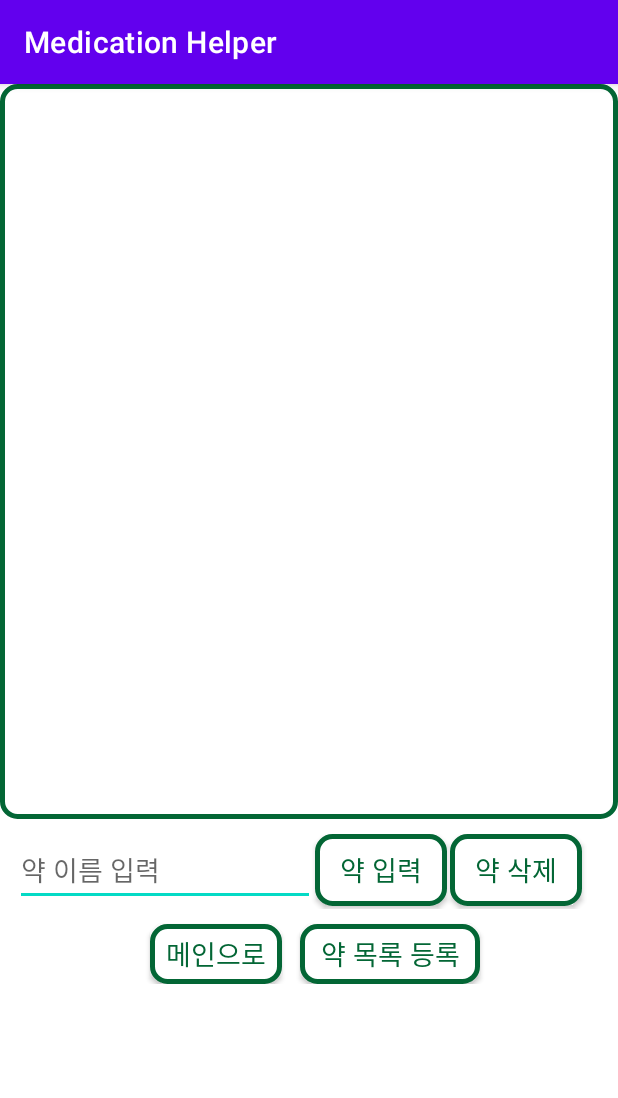
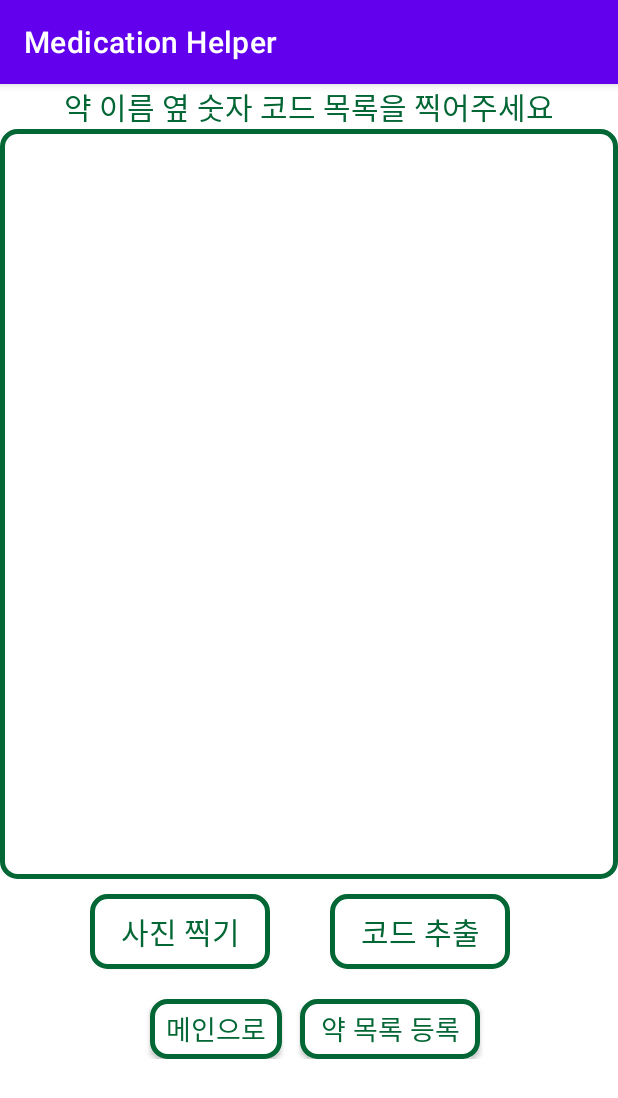
Before and after one commit to Medication-helper/Team_3_Medication-helper, an Android app: the medicRegister screen opened directly, with no data from a screen before it, on a phone screen of 412 x 824 dp. Shown: the top 1098 px of the screen. Run offline under Robolectric (Android 15) with nearby library versions, the phone set to English and light mode, and no system bars; libraries missing offline, so code that uses them is left out: com.googlecode.tesseract; pictures from the network do not load; 2 statements that could not run were skipped.

Commit message:
의약품 EDI 코드 사진 촬영 & OCR로 추출하는 과정 구현

```diff
--- a/app/build.gradle
+++ b/app/build.gradle
@@ -35,4 +35,6 @@ dependencies {
     testImplementation 'junit:junit:4.13.2'
     androidTestImplementation 'androidx.test.ext:junit:1.1.3'
     androidTestImplementation 'androidx.test.espresso:espresso-core:3.4.0'
+
+    implementation 'com.rmtheis:tess-two:9.1.0'
 }
--- a/app/src/main/java/com/cookandroid/medication_helper/medicRegister.java
+++ b/app/src/main/java/com/cookandroid/medication_helper/medicRegister.java
@@ -1,19 +1,58 @@
 package com.cookandroid.medication_helper;
 
 import android.content.Intent;
+import android.content.res.AssetManager;
+import android.graphics.Bitmap;
+import android.graphics.BitmapFactory;
+import android.graphics.Matrix;
+import android.graphics.drawable.BitmapDrawable;
+import android.media.ExifInterface;
+import android.net.Uri;
 import android.os.Bundle;
+import android.os.Environment;
+import android.provider.MediaStore;
 import android.view.View;
 import android.widget.ArrayAdapter;
 import android.widget.Button;
 import android.widget.EditText;
+import android.widget.ImageView;
 import android.widget.ListView;
+import android.widget.TextView;
 
 import androidx.appcompat.app.AppCompatActivity;
+import androidx.core.content.FileProvider;
 
+import com.googlecode.tesseract.android.TessBaseAPI;
+
+import java.io.File;
+import java.io.FileNotFoundException;
+import java.io.FileOutputStream;
+import java.io.IOException;
+import java.io.InputStream;
+import java.io.OutputStream;
+import java.text.SimpleDateFormat;
 import java.util.ArrayList;
+import java.util.Date;
 import java.util.List;
 
 public class medicRegister extends AppCompatActivity {
+
+    Bitmap image;//사용되는 이미지
+    private TessBaseAPI mTess;//Tess API REference
+    String datapath="";//언어데이터가 있는 경로
+
+    Button btnCamera;
+    ImageView imageView;
+
+    Button btnOCR;
+    TextView Stringcheck;
+
+    Uri photoUri;
+    String OCRresult;
+    private String imageFilePath;
+    static final int REQUEST_IMAGE_CAPTURE = 672;
+
+    /*스마트폰의 뒤로가기 버튼에 대한 뒤로가기 동작 구현*/
     @Override
     public void onBackPressed() {
         super.onBackPressed();
@@ -29,24 +68,50 @@ public class medicRegister extends AppCompatActivity {
         setContentView(R.layout.medicationregister);
         setTitle("Medication Helper");
 
-        ListView mediclist=(ListView)findViewById(R.id.MedicineList);//목록 출력
-        EditText medicName=(EditText) findViewById(R.id.medicedittext);//약을 입력하는 부분
-        Button medicaddbtn = (Button) findViewById(R.id.addmedicbtn);//입력버튼
-        Button medicdelbtn =(Button) findViewById(R.id.delmedicbtn);//삭제버튼
+        btnCamera=(Button) findViewById(R.id.btnPicture);
+        btnOCR=(Button)findViewById(R.id.btnOCR);
+
         Button backbtn = (Button) findViewById(R.id.backtoMain);//메인메뉴버튼
         Button medicregibtn=(Button) findViewById(R.id.regimedicbtn);//약 목록 등록 버튼
 
-        //약 목록 데이터를 가지는 String 배열 medicinelist
-        List<String> medicinelist=new ArrayList<>();
+        datapath=getFilesDir()+"/tessaract/";
 
-        //어댑터 객체 생성
-        ArrayAdapter<String> adpater = new ArrayAdapter<String>(this, android.R.layout.simple_list_item_single_choice, medicinelist);
+        checkFile(new File(datapath+"tessdata/"),"kor");
+        checkFile(new File(datapath+"tessdata/"),"eng");
 
-        //리스트뷰와 어댑터 연결
-        mediclist.setAdapter(adpater);
+        String lang="kor+eng";
 
-        //하나의 항목을 선택할 수 있도록 설정
-        mediclist.setChoiceMode(ListView.CHOICE_MODE_SINGLE);
+        mTess=new TessBaseAPI();
+        mTess.init(datapath,lang);
+
+
+        //카메라에 접근해 사진 찍는 버튼
+        btnCamera.setOnClickListener(new View.OnClickListener() {
+            @Override
+            public void onClick(View view) {
+                sendTakePhotoIntent();
+            }
+        });
+
+        //OCR로 EDI_Code 추출하는 버튼
+        btnOCR.setOnClickListener(new View.OnClickListener() {
+            @Override
+            public void onClick(View view) {
+                BitmapDrawable d=(BitmapDrawable) ((ImageView)findViewById(R.id.CameraPicture)).getDrawable();
+                image=d.getBitmap();
+
+                OCRresult=null;
+                mTess.setImage(image);
+
+                OCRresult=mTess.getUTF8Text();
+                TextView OCRTextView=(TextView) findViewById(R.id.OCRTextResult);
+                OCRTextView.setText(OCRresult);
+
+                /*String array에 줄 단위로 저장 -> 이걸로 약 데이터 생성하면 됨*/
+                String[] array=OCRresult.split("\n");
+            }
+        });
+
 
         //메인메뉴 복귀 버튼
         backbtn.setOnClickListener(new View.OnClickListener() {
@@ -56,30 +121,120 @@ public class medicRegister extends AppCompatActivity {
                 startActivity(BackToMain);
             }
         });
+    }
 
-        //약을 목록에 추가하는 버튼
-        medicaddbtn.setOnClickListener(new View.OnClickListener() {
-            @Override
-            public void onClick(View view) {
+    private int exifOrientationToDegrees(int exifOrientation) {
+        if (exifOrientation == ExifInterface.ORIENTATION_ROTATE_90) {
+            return 90;
+        } else if (exifOrientation == ExifInterface.ORIENTATION_ROTATE_180) {
+            return 180;
+        } else if (exifOrientation == ExifInterface.ORIENTATION_ROTATE_270) {
+            return 270;
+        }
+        return 0;
+    }
 
-                String name=medicName.getText().toString();
-                medicinelist.add(name);
-                adpater.notifyDataSetChanged();
-                medicName.setText("");
+    private Bitmap rotate(Bitmap bitmap, float degree) {
+        Matrix matrix = new Matrix();
+        matrix.postRotate(degree);
+        return Bitmap.createBitmap(bitmap, 0, 0, bitmap.getWidth(), bitmap.getHeight(), matrix, true);
+    }
 
+    private void sendTakePhotoIntent(){
+        Intent takePictureIntent = new Intent(MediaStore.ACTION_IMAGE_CAPTURE);
+        if (takePictureIntent.resolveActivity(getPackageManager()) != null) {
+            File photoFile = null;
+            try {
+                photoFile = createImageFile();
+            } catch (IOException ex) {
+                // Error occurred while creating the File
             }
-        });
 
-        //선택한 약을 목록에서 삭제하는 버튼
-        medicdelbtn.setOnClickListener(new View.OnClickListener() {
-            @Override
-            public void onClick(View view) {
-                int pos=mediclist.getCheckedItemPosition();
+            if (photoFile != null) {
+                photoUri = FileProvider.getUriForFile(this, getPackageName()+".fileprovider", photoFile);
 
-                medicinelist.remove(pos);
-                adpater.notifyDataSetChanged();
-                mediclist.clearChoices();
+                takePictureIntent.putExtra(MediaStore.EXTRA_OUTPUT, photoUri);
+                startActivityForResult(takePictureIntent, REQUEST_IMAGE_CAPTURE);
             }
-        });
+        }
+    }
+
+    @Override
+    public void onActivityResult(int requestCode, int resultCode, Intent data){
+        super.onActivityResult(requestCode,resultCode,data);
+        if(requestCode==REQUEST_IMAGE_CAPTURE&&resultCode==RESULT_OK){
+            ((ImageView)findViewById(R.id.CameraPicture)).setImageURI(photoUri);
+            ExifInterface exif=null;
+
+            Bitmap bitmap= BitmapFactory.decodeFile(imageFilePath);
+            try{
+                exif = new ExifInterface(imageFilePath);
+            }catch(IOException e){
+                e.printStackTrace();
+            }
+
+            int exifOrientation;
+            int exifDegree;
+
+            if(exif!=null){
+                exifOrientation=exif.getAttributeInt(ExifInterface.TAG_ORIENTATION,ExifInterface.ORIENTATION_NORMAL);
+                exifDegree=exifOrientationToDegrees(exifOrientation);
+            }else{
+                exifDegree=0;
+            }
+            ((ImageView)findViewById(R.id.CameraPicture)).setImageBitmap(rotate(bitmap,exifDegree));
+        }
+    }
+
+    private File createImageFile() throws IOException{
+        String timeStamp=new SimpleDateFormat("yyyyMMdd_HHmmss").format(new Date());
+        String imageFileName="TEST_"+timeStamp+"_";
+        File storageDir=getExternalFilesDir(Environment.DIRECTORY_PICTURES);
+        File StorageDir=getExternalFilesDir(Environment.DIRECTORY_PICTURES);
+        File image=File.createTempFile(
+                imageFileName,
+                ".jpg",
+                storageDir
+        );
+        imageFilePath=image.getAbsolutePath();
+        return image;
+    }
+
+    private void copyFiles(String lang){
+        try{
+            String filepath=datapath+"/tessdata/"+lang+".traineddata";
+
+            AssetManager assetManager=getAssets();
+
+            InputStream inputStream=assetManager.open("tessdata/"+lang+".traineddata");
+            OutputStream outputStream=new FileOutputStream(filepath);
+
+            byte[] buffer=new byte[1024];
+            int read;
+
+            while ((read=inputStream.read(buffer))!=-1){
+                outputStream.write(buffer,0,read);
+            }
+            outputStream.flush();
+            outputStream.close();
+            inputStream.close();
+        }catch (FileNotFoundException e){
+            e.printStackTrace();
+        }catch(IOException e){
+            e.printStackTrace();
+        }
+    }
+
+    private void checkFile(File dir, String lang){
+        if(!dir.exists()&&dir.mkdirs()){
+            copyFiles(lang);
+        }
+        if(dir.exists()){
+            String datafilepath=datapath+"/tessdata/"+lang+".traineddata";
+            File datafile=new File(datafilepath);
+            if(!datafile.exists()){
+                copyFiles(lang);
+            }
+        }
     }
 }
--- a/app/src/main/res/layout/medicationregister.xml
+++ b/app/src/main/res/layout/medicationregister.xml
@@ -12,55 +12,61 @@
         android:layout_height="fill_parent"
         android:orientation="vertical"
         >
+        <TextView
+            android:layout_width="wrap_content"
+            android:layout_height="wrap_content"
+            android:layout_gravity="center"
+            android:textSize="20dp"
+            android:textColor="#036635"
+            android:text="약 이름 옆 숫자 코드 목록을 찍어주세요"/>
 
-        <ScrollView
+        <FrameLayout
             android:layout_width="match_parent"
             android:layout_height="500dp"
-            android:fillViewport="true"
-            android:paddingBottom="10dp">
+            android:background="@drawable/green_box">
 
-            <ListView
+            <TextView
                 android:layout_width="match_parent"
-                android:layout_height="match_parent"
-                android:background="@drawable/green_box"
-                android:id="@+id/MedicineList"/>
-
-        </ScrollView>
+                android:layout_height="500dp"
+                android:id="@+id/OCRTextResult"
+                android:textSize="25dp"></TextView>
+            <ImageView
+                android:layout_width="match_parent"
+                android:layout_height="500dp"
+                android:id="@+id/CameraPicture"></ImageView>
+        </FrameLayout>
 
         <RelativeLayout
             android:layout_width="match_parent"
-            android:layout_height="50dp"
-            android:layout_gravity="center"
-            >
-
-            <EditText
-                android:id="@+id/medicedittext"
-                android:layout_width="200dp"
-                android:layout_height="wrap_content"
-                android:layout_marginLeft="10dp"
-                android:hint="약 이름 입력" />
+            android:layout_height="70dp"
+            android:layout_gravity="center">
 
             <androidx.appcompat.widget.AppCompatButton
-                android:id="@+id/addmedicbtn"
-                android:layout_width="wrap_content"
-                android:layout_height="wrap_content"
-                android:layout_marginLeft="210dp"
+                android:id="@+id/btnPicture"
+                android:layout_width="120dp"
+                android:layout_height="50dp"
+                android:layout_gravity="center"
+                android:layout_marginLeft="60dp"
+                android:layout_marginTop="10dp"
                 android:background="@drawable/green_box"
-                android:text="약 입력"
+                android:text="사진 찍기"
                 android:textColor="#036635"
-                android:textSize="18dp" />
+                android:textSize="20dp"/>
 
             <androidx.appcompat.widget.AppCompatButton
-                android:id="@+id/delmedicbtn"
-                android:layout_width="wrap_content"
-                android:layout_height="wrap_content"
-                android:layout_marginLeft="300dp"
+                android:id="@+id/btnOCR"
+                android:layout_width="120dp"
+                android:layout_height="50dp"
+                android:layout_gravity="center"
+                android:layout_marginLeft="220dp"
+                android:layout_marginTop="10dp"
                 android:background="@drawable/green_box"
-                android:text="약 삭제"
+                android:text="코드 추출"
                 android:textColor="#036635"
-                android:textSize="18dp" />
+                android:textSize="20dp"/>
 
         </RelativeLayout>
+
         <RelativeLayout
             android:layout_width="match_parent"
             android:layout_height="50dp"
--- /dev/null
+++ b/app/src/main/res/xml/file_paths.xml
@@ -0,0 +1,6 @@
+<?xml version="1.0" encoding="utf-8"?>
+<paths xmlns:android="http://schemas.android.com/apk/res/android">
+    <external-path
+        name="imageView"
+        path="Android/data/com.cookandroid.medication_helper/files/Pictures"/>
+</paths>
```
Also changed, not shown: app/src/main/AndroidManifest.xml (+10 -0 lines), 2 other files.
